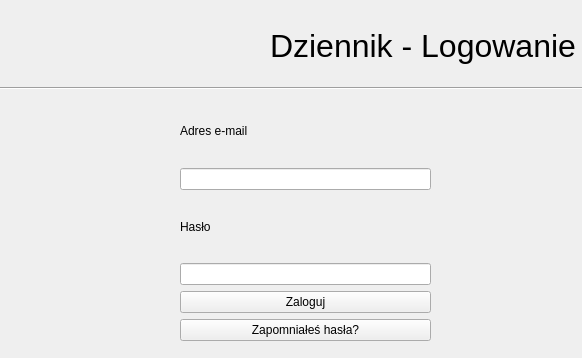
First picture: the form in ui/login.ui, repository chixPL/excalibur, before the edit.
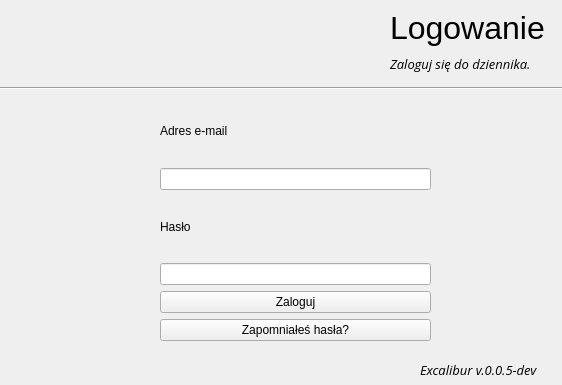
Second picture: the form after the edit. Icons and pictures are not drawn.

Commit message: Nowe logo i nazwa, rozdzielenie Login i Main

Diff of the .ui file:
```diff
--- a/ui/login.ui
+++ b/ui/login.ui
@@ -6,32 +6,17 @@
    <rect>
     <x>0</x>
     <y>0</y>
-    <width>582</width>
-    <height>358</height>
+    <width>562</width>
+    <height>385</height>
    </rect>
   </property>
   <property name="windowTitle">
    <string>Form</string>
   </property>
-  <widget class="QLabel" name="label_2">
-   <property name="geometry">
-    <rect>
-     <x>270</x>
-     <y>0</y>
-     <width>311</width>
-     <height>91</height>
-    </rect>
-   </property>
-   <property name="font">
-    <font>
-     <family>Ubuntu</family>
-     <pointsize>24</pointsize>
-    </font>
-   </property>
-   <property name="text">
-    <string>Dziennik - Logowanie</string>
-   </property>
-  </widget>
+  <property name="windowIcon">
+   <iconset>
+    <normaloff>../logo.png</normaloff>../logo.png</iconset>
+  </property>
   <widget class="QLabel" name="label">
    <property name="geometry">
     <rect>
@@ -54,9 +39,9 @@
   <widget class="QWidget" name="layoutWidget">
    <property name="geometry">
     <rect>
-     <x>180</x>
+     <x>160</x>
      <y>100</y>
-     <width>251</width>
+     <width>271</width>
      <height>241</height>
     </rect>
    </property>
@@ -90,6 +75,16 @@
       <property name="text">
        <string>Zaloguj</string>
       </property>
+      <property name="icon">
+       <iconset>
+        <normaloff>../login.png</normaloff>../login.png</iconset>
+      </property>
+      <property name="iconSize">
+       <size>
+        <width>20</width>
+        <height>20</height>
+       </size>
+      </property>
       <property name="shortcut">
        <string>Return</string>
       </property>
@@ -117,6 +112,65 @@
     <enum>Qt::Horizontal</enum>
    </property>
   </widget>
+  <widget class="QLabel" name="label_6">
+   <property name="geometry">
+    <rect>
+     <x>420</x>
+     <y>360</y>
+     <width>141</width>
+     <height>20</height>
+    </rect>
+   </property>
+   <property name="font">
+    <font>
+     <family>Open Sans</family>
+     <pointsize>10</pointsize>
+     <italic>true</italic>
+    </font>
+   </property>
+   <property name="text">
+    <string>Excalibur v.0.0.5-dev</string>
+   </property>
+  </widget>
+  <widget class="QWidget" name="layoutWidget">
+   <property name="geometry">
+    <rect>
+     <x>390</x>
+     <y>10</y>
+     <width>164</width>
+     <height>65</height>
+    </rect>
+   </property>
+   <layout class="QVBoxLayout" name="verticalLayout_2">
+    <item>
+     <widget class="QLabel" name="label_2">
+      <property name="font">
+       <font>
+        <family>Ubuntu</family>
+        <pointsize>24</pointsize>
+       </font>
+      </property>
+      <property name="text">
+       <string>Logowanie</string>
+      </property>
+     </widget>
+    </item>
+    <item>
+     <widget class="QLabel" name="label_4">
+      <property name="font">
+       <font>
+        <family>Open Sans</family>
+        <pointsize>10</pointsize>
+        <italic>true</italic>
+       </font>
+      </property>
+      <property name="text">
+       <string>Zaloguj się do dziennika.</string>
+      </property>
+     </widget>
+    </item>
+   </layout>
+  </widget>
  </widget>
  <resources/>
  <connections/>
```
Left out of the diff: 4 changed lines with no effect on the pictures. The commit also changes 16 other files.
